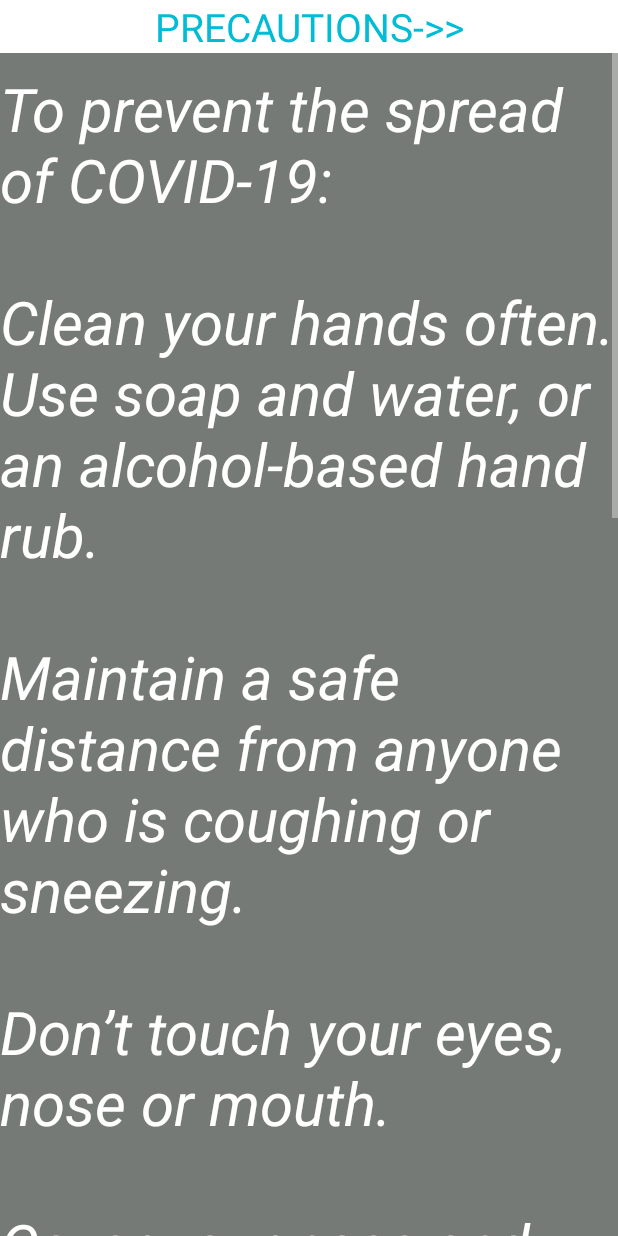
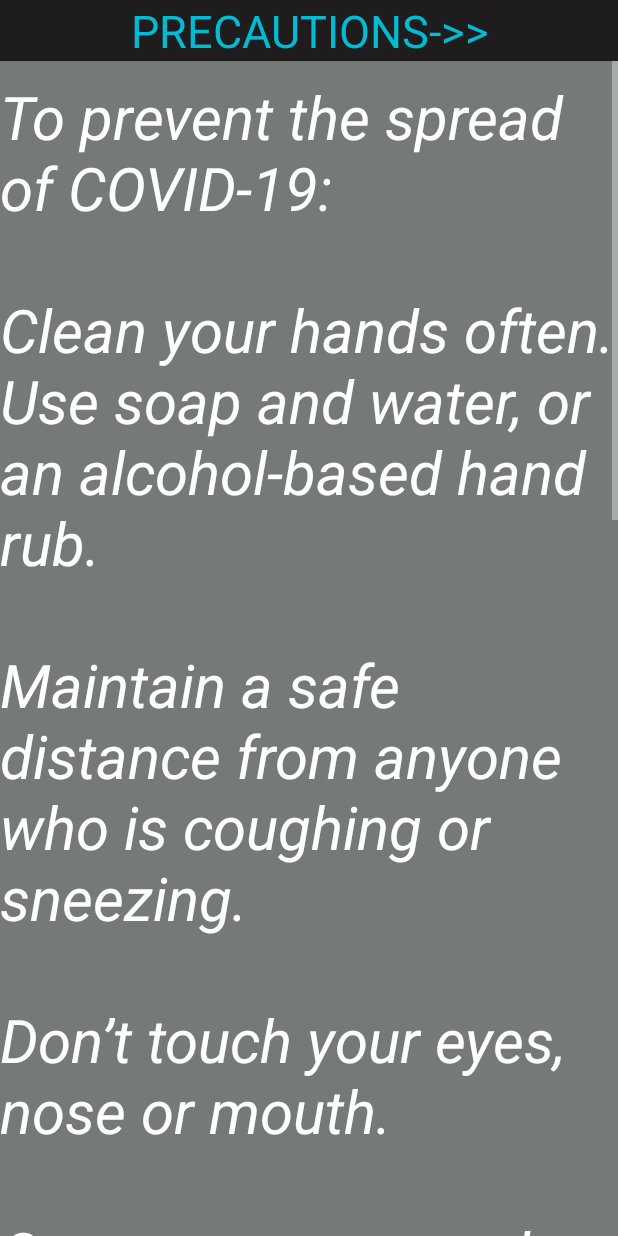
Before and after one commit to shaheen0b111/KotlinAndroidApp, an Android app: the PrecautionActivity screen opened directly, with no data from a screen before it, on a phone screen of 412 x 824 dp. Run offline under Robolectric (Android 15) with nearby library versions, the phone set to English and light mode, and no system bars.

Commit message:
color combination of help layout chnged

```diff
--- a/app/src/main/res/layout/precaution_main.xml
+++ b/app/src/main/res/layout/precaution_main.xml
@@ -1,34 +1,34 @@
 <?xml version="1.0" encoding="utf-8"?>
 <LinearLayout xmlns:android="http://schemas.android.com/apk/res/android"
-    android:orientation="vertical"
     android:layout_width="match_parent"
-    android:layout_height="match_parent">
+    android:layout_height="match_parent"
+    android:orientation="vertical">
 
     <TextView
         android:id="@+id/precaution_name"
         android:layout_width="match_parent"
         android:layout_height="wrap_content"
-        android:background="#FFFFFF"
+        android:background="#1E1C1C"
         android:text="@string/precautions"
         android:textAlignment="center"
         android:textColor="#00BCD4"
-        android:textSize="26sp" />
+        android:textSize="30sp" />
 
     <ScrollView
         android:id="@+id/scrollID"
         android:layout_width="match_parent"
         android:layout_height="match_parent"
+        android:background="@color/colorPrimary"
         android:fillViewport="true"
-        android:scrollbars="vertical"
-        android:background="@color/colorPrimary">
+        android:scrollbars="vertical">
 
         <TextView
             android:id="@+id/precaution_text"
             android:layout_width="match_parent"
-            android:layout_height="match_parent"
-            android:layout_weight="1.0"
+            android:layout_height="wrap_content"
             android:layout_marginTop="10dp"
             android:layout_marginBottom="10dp"
+            android:layout_weight="1.0"
             android:textAlignment="viewStart"
             android:textColor="#FFFFFF"
             android:textSize="40sp"
```
Also changed, not shown: app/src/main/res/layout/help_main.xml (+5 -6 lines).
